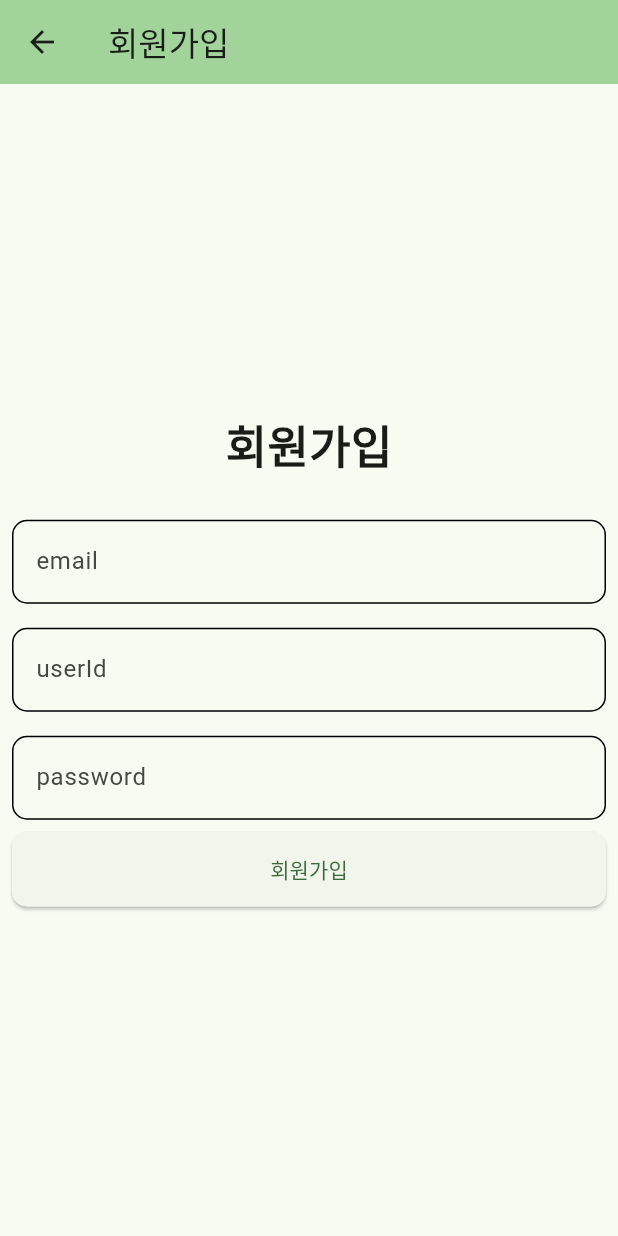
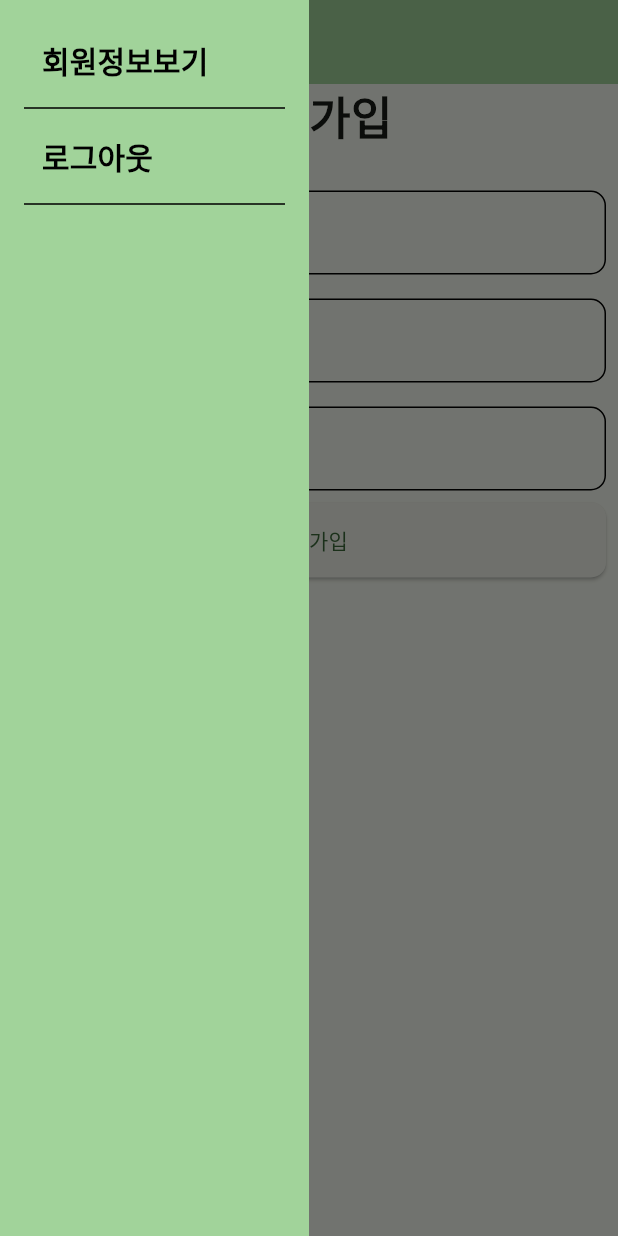
Before and after one commit to kimsh322/flutter-crud, a Flutter app: the JoinScreen screen opened by its route, with the side drawer open (before the commit the screen has no drawer), on a phone screen of 412 x 824 dp. Run offline on Flutter 3.47's test engine with Material 3 defaults, Android fonts, the phone set to English and light mode, and no system bars; our stand-ins replace get.

```diff
--- a/lib/layout/main_layout.dart
+++ b/lib/layout/main_layout.dart
@@ -2,27 +2,64 @@ import 'package:flutter/material.dart';
 
 class MainLayout extends StatelessWidget {
   final String title;
-  final List<Widget> children;
+  final Widget child;
 
   const MainLayout({
     required this.title,
-    required this.children,
+    required this.child,
     super.key,
   });
 
   @override
   Widget build(BuildContext context) {
     return Scaffold(
+      drawer: _navigation(context),
       appBar: AppBar(
         backgroundColor: Theme.of(context).colorScheme.inversePrimary,
         title: Text(title),
       ),
       body: Padding(
         padding: const EdgeInsets.symmetric(horizontal: 8.0),
-        child: Column(
-          mainAxisAlignment: MainAxisAlignment.center,
-          crossAxisAlignment: CrossAxisAlignment.stretch,
-          children: children,
+        child: child,
+      ),
+    );
+  }
+
+  Widget _navigation(BuildContext context) {
+    return Container(
+      width: MediaQuery.of(context).size.width / 2,
+      height: double.infinity,
+      color: Theme.of(context).colorScheme.inversePrimary,
+      child: SafeArea(
+        child: Padding(
+          padding: const EdgeInsets.all(16.0),
+          child: Column(
+            crossAxisAlignment: CrossAxisAlignment.start,
+            children: [
+              TextButton(
+                  onPressed: () {},
+                  child: const Text(
+                    '회원정보보기',
+                    style: TextStyle(
+                      fontSize: 20,
+                      fontWeight: FontWeight.bold,
+                      color: Colors.black,
+                    ),
+                  )),
+              const Divider(color: Colors.black),
+              TextButton(
+                  onPressed: () {},
+                  child: const Text(
+                    '로그아웃',
+                    style: TextStyle(
+                      fontSize: 20,
+                      fontWeight: FontWeight.bold,
+                      color: Colors.black,
+                    ),
+                  )),
+              const Divider(color: Colors.black),
+            ],
+          ),
         ),
       ),
     );
--- a/lib/main.dart
+++ b/lib/main.dart
@@ -16,7 +16,7 @@ class MyApp extends StatelessWidget {
     return GetMaterialApp(
       getPages: [
         GetPage(
-          name: '/first',
+          name: '/board',
           page: () => const BoardScreen(),
         ),
         GetPage(
--- a/lib/pages/auth/join_screen.dart
+++ b/lib/pages/auth/join_screen.dart
@@ -11,7 +11,9 @@ class JoinScreen extends StatelessWidget {
 
   @override
   Widget build(BuildContext context) {
-    return MainLayout(title: '회원가입', children: [
+    return MainLayout(
+        title: '회원가입',
+        child: Column(children: [
           Container(
             alignment: Alignment.center,
             child: const Text(
@@ -21,7 +23,7 @@ class JoinScreen extends StatelessWidget {
           ),
           const SizedBox(height: 20),
           _joinForm(),
-    ]);
+        ]));
   }
 
   Widget _joinForm() {
--- a/lib/pages/auth/signin_screen.dart
+++ b/lib/pages/auth/signin_screen.dart
@@ -11,7 +11,9 @@ class SigninScreen extends StatelessWidget {
 
   @override
   Widget build(BuildContext context) {
-    return MainLayout(title: '로그인', children: [
+    return MainLayout(
+        title: '로그인',
+        child: Column(children: [
           Container(
             alignment: Alignment.center,
             child: const Text(
@@ -21,7 +23,7 @@ class SigninScreen extends StatelessWidget {
           ),
           const SizedBox(height: 20),
           _signinForm(),
-    ]);
+        ]));
   }
 
   Widget _signinForm() {
```
Also changed, not shown: lib/pages/board/board_screen.dart (+18 -9 lines), lib/pages/board/detail_screen.dart (added, +20 -0 lines), lib/pages/home_screen.dart (+5 -3 lines). Lines whose indentation alone changed are shown as unchanged.
